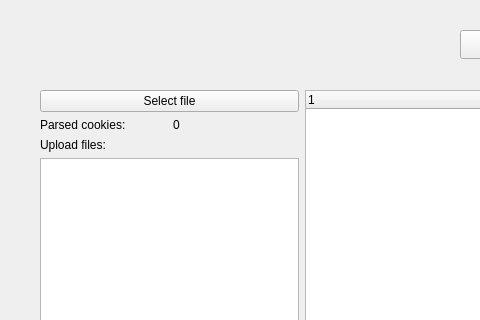
The window that mainwindow.ui (ioko-chan/Parse-cookies) describes before a commit, drawn with Qt 5; both pictures show x 0 to 480 and y 0 to 320 of the 612 by 422 pixel window.
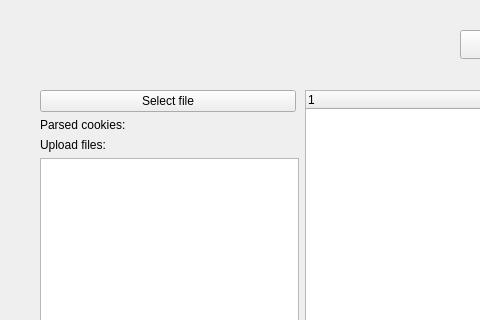
The same window after the commit.

Patch:
```diff
--- a/mainwindow.ui
+++ b/mainwindow.ui
@@ -2,6 +2,9 @@
 <ui version="4.0">
  <class>MainWindow</class>
  <widget class="QMainWindow" name="MainWindow">
+  <property name="enabled">
+   <bool>true</bool>
+  </property>
   <property name="geometry">
    <rect>
     <x>0</x>
@@ -10,6 +13,18 @@
     <height>422</height>
    </rect>
   </property>
+  <property name="minimumSize">
+   <size>
+    <width>612</width>
+    <height>422</height>
+   </size>
+  </property>
+  <property name="maximumSize">
+   <size>
+    <width>612</width>
+    <height>422</height>
+   </size>
+  </property>
   <property name="windowTitle">
    <string>Parse cookies</string>
   </property>
@@ -28,6 +43,15 @@
       <layout class="QVBoxLayout" name="verticalLayout">
        <item>
         <widget class="QPushButton" name="pushButton">
+         <property name="maximumSize">
+          <size>
+           <width>256</width>
+           <height>42</height>
+          </size>
+         </property>
+         <property name="styleSheet">
+          <string notr="true"/>
+         </property>
          <property name="text">
           <string>Select file</string>
          </property>
@@ -45,7 +69,7 @@
          <item>
           <widget class="QLabel" name="label_2">
            <property name="text">
-            <string>0</string>
+            <string/>
            </property>
           </widget>
          </item>
```
